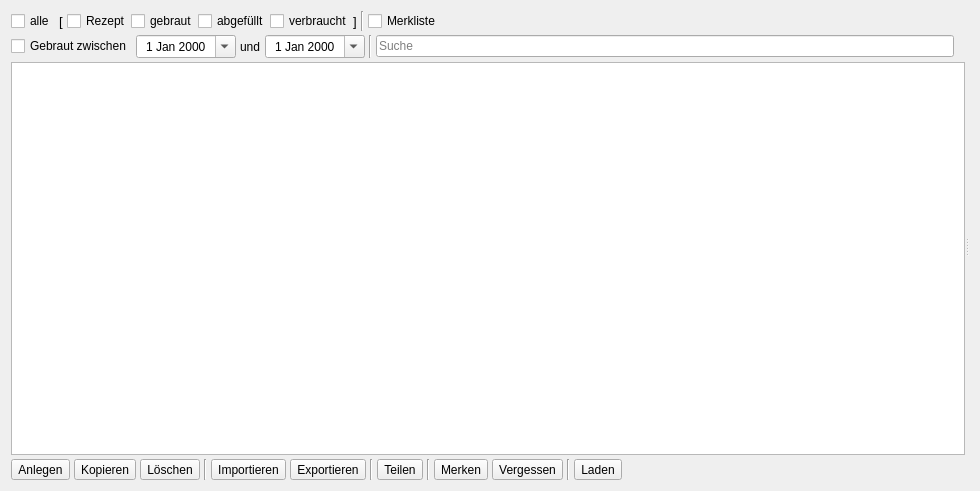
Above: kleiner-brauhelfer/tabsudauswahl.ui from kleiner-brauhelfer/kleiner-brauhelfer-2 before the change. Below: the same form after it.
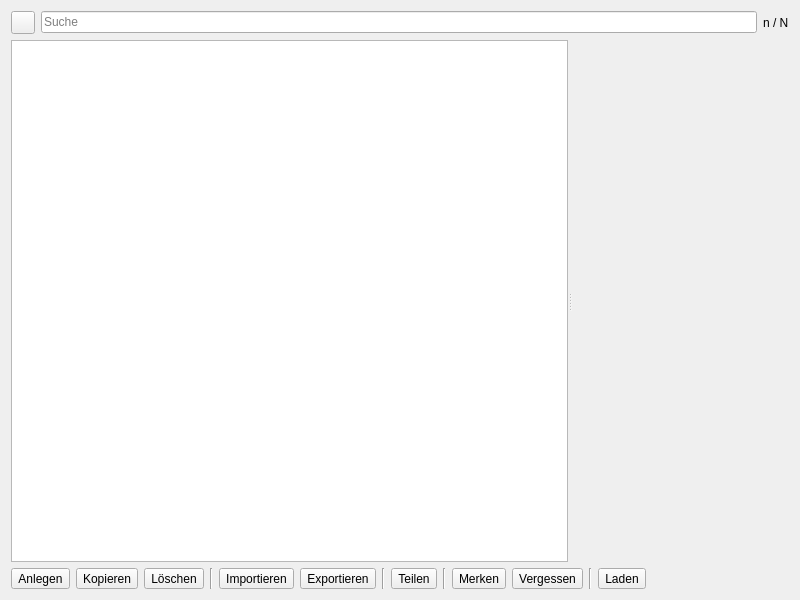
That is the form after the change. Icons and pictures are not drawn. Custom widgets are drawn as their Qt base class.

Commit message: Knopf ersetzt die Filteroptionen in der Sudauswahl und Brauübersicht.

What changed in the file:
```diff
--- a/kleiner-brauhelfer/tabsudauswahl.ui
+++ b/kleiner-brauhelfer/tabsudauswahl.ui
@@ -6,206 +6,24 @@
    <rect>
     <x>0</x>
     <y>0</y>
-    <width>980</width>
-    <height>491</height>
+    <width>800</width>
+    <height>600</height>
    </rect>
   </property>
   <property name="acceptDrops">
    <bool>true</bool>
   </property>
-  <layout class="QVBoxLayout" name="verticalLayout_4">
-   <property name="spacing">
-    <number>4</number>
-   </property>
-   <item>
-    <widget class="QSplitter" name="splitter">
-     <property name="orientation">
-      <enum>Qt::Horizontal</enum>
-     </property>
-     <widget class="QWidget" name="verticalLayoutWidget">
       <layout class="QVBoxLayout" name="verticalLayout">
-       <property name="spacing">
-        <number>4</number>
-       </property>
        <item>
         <layout class="QHBoxLayout" name="horizontalLayout_6">
          <item>
-          <widget class="QCheckBox" name="cbAlle">
-           <property name="toolTip">
-            <string>&lt;html&gt;&lt;head/&gt;&lt;body&gt;&lt;p&gt;Hiermit werden &lt;span style=&quot; font-weight:600;&quot;&gt;alle Sude&lt;/span&gt; angezeigt. Bei vielen Suden in der Datenbank, kann diese Ansicht überfordernd sein. Es empfiehlt sich, feinere Filter anzuwenden. Alle Sude werden in allen Markierungsfarben unsortiert angezeigt.&lt;/p&gt;&lt;/body&gt;&lt;/html&gt;</string>
-           </property>
-           <property name="text">
-            <string>alle</string>
-           </property>
-           <property name="tristate">
-            <bool>true</bool>
-           </property>
-          </widget>
-         </item>
-         <item>
-          <layout class="QHBoxLayout" name="horizontalLayout_3">
-           <property name="spacing">
-            <number>0</number>
-           </property>
-           <item>
-            <widget class="QLabel" name="label_4">
-             <property name="font">
-              <font>
-               <pointsize>10</pointsize>
-              </font>
-             </property>
-             <property name="text">
-              <string notr="true">[ </string>
-             </property>
-            </widget>
-           </item>
-           <item>
-            <widget class="QCheckBox" name="cbRezept">
-             <property name="toolTip">
-              <string>&lt;html&gt;&lt;head/&gt;&lt;body&gt;&lt;p&gt;Hiermit werden alle Sude im Stadium &lt;span style=&quot; font-weight:600;&quot;&gt;Rezept&lt;/span&gt; angezeigt.&lt;/p&gt;&lt;/body&gt;&lt;/html&gt;</string>
-             </property>
-             <property name="text">
-              <string>Rezept</string>
-             </property>
-            </widget>
-           </item>
-           <item>
-            <widget class="QCheckBox" name="cbGebraut">
-             <property name="toolTip">
-              <string>&lt;html&gt;&lt;head/&gt;&lt;body&gt;&lt;p&gt;Hier werden alle Sude im Stadium &lt;span style=&quot; font-weight:600;&quot;&gt;gebraut&lt;/span&gt; angezeigt. Als gebraut gelten Rezepte, die im Tab Braudaten entsprechend markiert wurden.&lt;/p&gt;&lt;/body&gt;&lt;/html&gt;</string>
-             </property>
-             <property name="text">
-              <string>gebraut</string>
-             </property>
-            </widget>
-           </item>
-           <item>
-            <widget class="QCheckBox" name="cbAbgefuellt">
-             <property name="toolTip">
-              <string>&lt;html&gt;&lt;head/&gt;&lt;body&gt;&lt;p&gt;Hiermit werden alle Sude im Stadium &lt;span style=&quot; font-weight:600;&quot;&gt;abgefüllt&lt;/span&gt; angezeigt. Als abgefüllt gelten Rezepte, die im Tab Abfülldaten entsprechend markiert wurden.&lt;/p&gt;&lt;/body&gt;&lt;/html&gt;</string>
-             </property>
-             <property name="text">
-              <string>abgefüllt</string>
-             </property>
-            </widget>
-           </item>
-           <item>
-            <widget class="QCheckBox" name="cbVerbraucht">
-             <property name="toolTip">
-              <string>&lt;html&gt;&lt;head/&gt;&lt;body&gt;&lt;p&gt;Hiermit werden alle Sude im Stadium &lt;span style=&quot; font-weight:600;&quot;&gt;verbraucht&lt;/span&gt; (ausgetrunken) angezeigt. Als verbraucht gelten Rezepte, die im Tab Abfülldaten entsprechend markiert wurden.&lt;/p&gt;&lt;/body&gt;&lt;/html&gt;</string>
-             </property>
-             <property name="text">
-              <string>verbraucht</string>
-             </property>
-            </widget>
-           </item>
-           <item>
-            <widget class="QLabel" name="label_5">
-             <property name="font">
-              <font>
-               <pointsize>10</pointsize>
-              </font>
-             </property>
-             <property name="text">
-              <string notr="true">]</string>
-             </property>
-            </widget>
-           </item>
-          </layout>
-         </item>
-         <item>
-          <widget class="Line" name="line_2">
-           <property name="orientation">
-            <enum>Qt::Vertical</enum>
-           </property>
-          </widget>
-         </item>
-         <item>
-          <widget class="QCheckBox" name="cbMerkliste">
-           <property name="toolTip">
-            <string>&lt;html&gt;&lt;head/&gt;&lt;body&gt;&lt;p&gt;Hiermit werden alle Sude auf der &lt;span style=&quot; font-weight:600;&quot;&gt;Merkliste&lt;/span&gt; angezeigt.&lt;/p&gt;&lt;/body&gt;&lt;/html&gt;</string>
-           </property>
-           <property name="text">
-            <string>Merkliste</string>
-           </property>
-          </widget>
-         </item>
-         <item>
-          <spacer name="horizontalSpacer">
-           <property name="orientation">
-            <enum>Qt::Horizontal</enum>
-           </property>
-           <property name="sizeHint" stdset="0">
-            <size>
-             <width>40</width>
-             <height>20</height>
-            </size>
-           </property>
-          </spacer>
-         </item>
-        </layout>
-       </item>
-       <item>
-        <layout class="QHBoxLayout" name="horizontalLayout">
-         <item>
-          <widget class="QCheckBox" name="cbDatumAlle">
-           <property name="toolTip">
-            <string>&lt;html&gt;&lt;head/&gt;&lt;body&gt;&lt;p&gt;Hiermit wird der &lt;span style=&quot; font-weight:600;&quot;&gt;Suchzeitraum&lt;/span&gt; aktiviert oder deaktiviert.&lt;/p&gt;&lt;/body&gt;&lt;/html&gt;</string>
-           </property>
-           <property name="text">
-            <string>Gebraut zwischen</string>
-           </property>
-          </widget>
-         </item>
-         <item>
-          <widget class="DateEdit" name="tbDatumVon">
-           <property name="minimumSize">
-            <size>
-             <width>100</width>
-             <height>0</height>
-            </size>
-           </property>
-           <property name="toolTip">
-            <string>&lt;html&gt;&lt;head/&gt;&lt;body&gt;&lt;p&gt;Dies ist das &lt;span style=&quot; font-weight:600;&quot;&gt;Anfangsdatum&lt;/span&gt; des Suchzeitraums.&lt;/p&gt;&lt;/body&gt;&lt;/html&gt;</string>
-           </property>
-           <property name="alignment">
-            <set>Qt::AlignCenter</set>
-           </property>
-           <property name="calendarPopup">
-            <bool>true</bool>
-           </property>
-          </widget>
-         </item>
-         <item>
-          <widget class="QLabel" name="label_2">
-           <property name="text">
-            <string>und</string>
-           </property>
-          </widget>
-         </item>
-         <item>
-          <widget class="DateEdit" name="tbDatumBis">
-           <property name="minimumSize">
-            <size>
-             <width>100</width>
-             <height>0</height>
-            </size>
-           </property>
-           <property name="toolTip">
-            <string>&lt;html&gt;&lt;head/&gt;&lt;body&gt;&lt;p&gt;Dies ist das &lt;span style=&quot; font-weight:600;&quot;&gt;Enddatum&lt;/span&gt; des Suchzeitraums.&lt;/p&gt;&lt;/body&gt;&lt;/html&gt;</string>
-           </property>
-           <property name="alignment">
-            <set>Qt::AlignCenter</set>
-           </property>
-           <property name="calendarPopup">
-            <bool>true</bool>
-           </property>
-          </widget>
-         </item>
-         <item>
-          <widget class="Line" name="line_3">
-           <property name="orientation">
-            <enum>Qt::Vertical</enum>
+      <widget class="FilterButtonSud" name="btnFilter">
+       <property name="whatsThis">
+        <string>filter</string>
+       </property>
+       <property name="icon">
+        <iconset resource="images.qrc">
+         <normaloff>:/images/light/filter.svg</normaloff>:/images/light/filter.svg</iconset>
            </property>
           </widget>
          </item>
@@ -223,12 +41,26 @@
           </widget>
          </item>
          <item>
-          <widget class="QLabel" name="lblNumSude"/>
+      <widget class="QLabel" name="lblFilter">
+       <property name="text">
+        <string notr="true">n / N</string>
+       </property>
+      </widget>
          </item>
         </layout>
        </item>
        <item>
-        <widget class="TableView" name="tableSudauswahl">
+    <widget class="QSplitter" name="splitter">
+     <property name="sizePolicy">
+      <sizepolicy hsizetype="Expanding" vsizetype="Expanding">
+       <horstretch>0</horstretch>
+       <verstretch>0</verstretch>
+      </sizepolicy>
+     </property>
+     <property name="orientation">
+      <enum>Qt::Horizontal</enum>
+     </property>
+     <widget class="TableView" name="table">
          <property name="contextMenuPolicy">
           <enum>Qt::CustomContextMenu</enum>
          </property>
@@ -254,6 +86,8 @@
           <bool>false</bool>
          </attribute>
         </widget>
+     <widget class="WdgWebViewEditable" name="webview" native="true"/>
+    </widget>
        </item>
        <item>
         <layout class="QHBoxLayout" name="horizontalLayout_7">
@@ -545,44 +379,23 @@
        </item>
       </layout>
      </widget>
-     <widget class="QWidget" name="verticalLayoutWidget_2">
-      <layout class="QVBoxLayout" name="verticalLayout_2">
-       <property name="spacing">
-        <number>4</number>
-       </property>
-       <item>
-        <widget class="WdgWebViewEditable" name="webview" native="true">
-         <property name="sizePolicy">
-          <sizepolicy hsizetype="Expanding" vsizetype="Expanding">
-           <horstretch>0</horstretch>
-           <verstretch>0</verstretch>
-          </sizepolicy>
-         </property>
-        </widget>
-       </item>
-      </layout>
-     </widget>
-    </widget>
-   </item>
-  </layout>
- </widget>
  <customwidgets>
   <customwidget>
    <class>TableView</class>
    <extends>QTableView</extends>
    <header>widgets/tableview.h</header>
   </customwidget>
-  <customwidget>
-   <class>DateEdit</class>
-   <extends>QDateEdit</extends>
-   <header>widgets/dateedit.h</header>
-  </customwidget>
   <customwidget>
    <class>WdgWebViewEditable</class>
    <extends>QWidget</extends>
    <header>widgets/wdgwebvieweditable.h</header>
    <container>1</container>
   </customwidget>
+  <customwidget>
+   <class>FilterButtonSud</class>
+   <extends>QToolButton</extends>
+   <header>widgets/filterbuttonsud.h</header>
+  </customwidget>
  </customwidgets>
  <tabstops>
   <tabstop>cbAlle</tabstop>
```
Left out of the diff: 13 changed lines with no effect on the pictures. Lines whose indentation alone changed are shown as unchanged. The commit also changes 14 other files.
